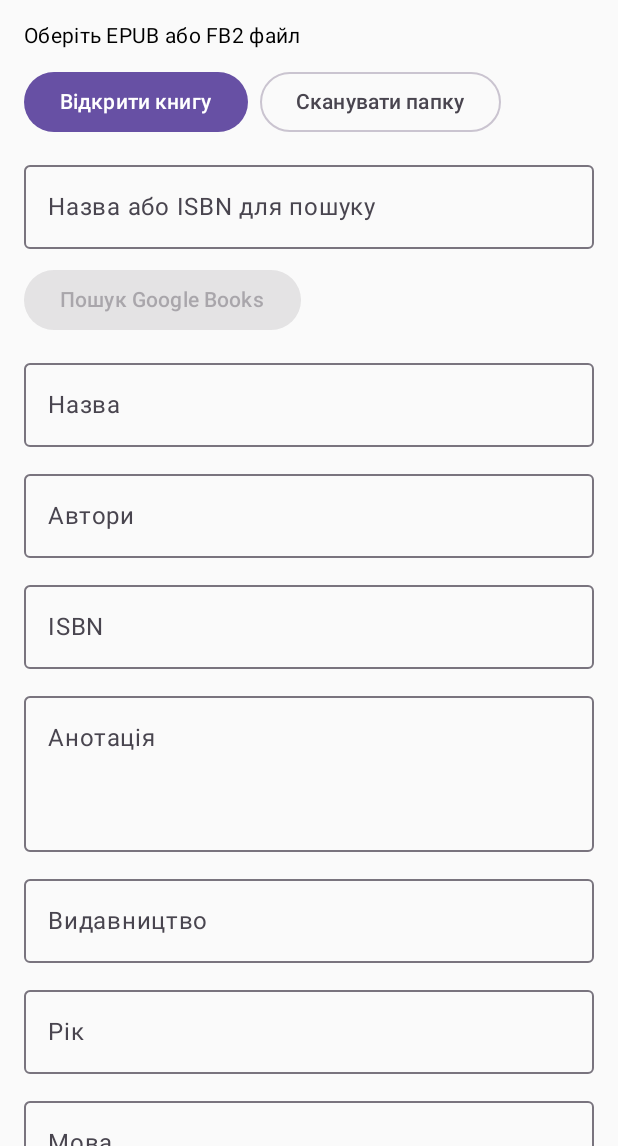
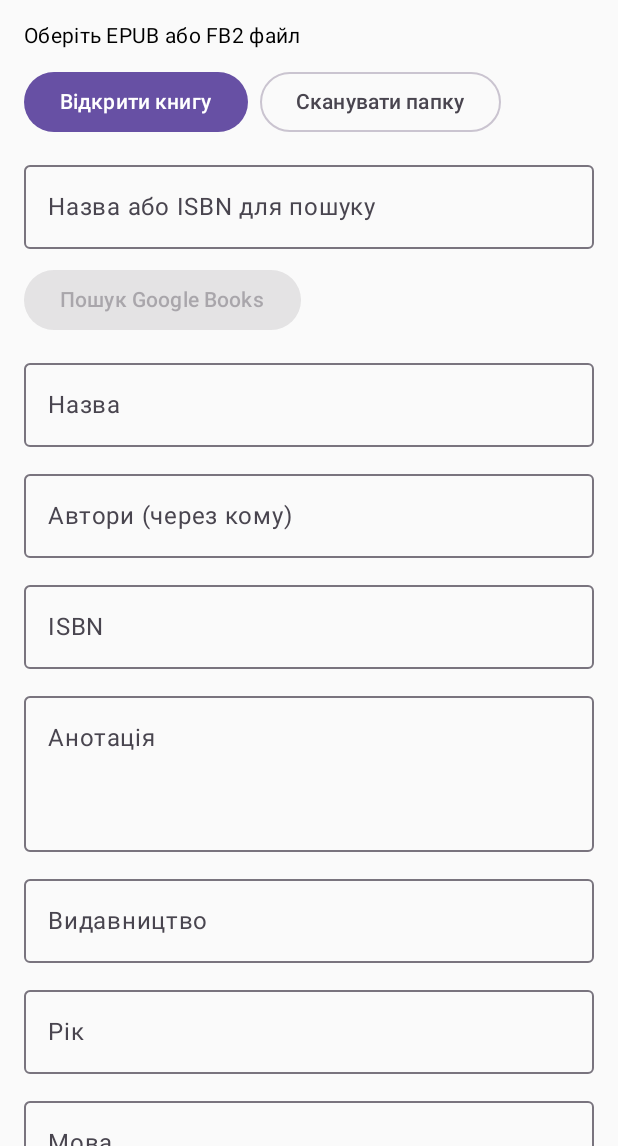
Before and after one commit to singltone/BookMeta, an Android app built with Jetpack Compose: the screen it shows after launch (MainActivity), on a phone screen of 412 x 824 dp, the part 90-1236 px from its top. Run offline under Robolectric (Android 15) with nearby library versions, the phone set to English and light mode, and no system bars.

Commit message:
Clarify author entry and cover removal state in editor

```diff
--- a/app/src/main/java/com/example/bookmeta/MainActivity.kt
+++ b/app/src/main/java/com/example/bookmeta/MainActivity.kt
@@ -254,7 +254,7 @@ private fun BookMetaScreen() {
         }
 
         updateField("Назва", meta.title) { meta = meta.copy(title = it) }
-        updateField("Автори", meta.author) { meta = meta.copy(author = it) }
+        updateField("Автори (через кому)", meta.author) { meta = meta.copy(author = it) }
         updateField("ISBN", meta.isbn) { meta = meta.copy(isbn = it) }
         updateField("Анотація", meta.description) { meta = meta.copy(description = it) }
         updateField("Видавництво", meta.publisher) { meta = meta.copy(publisher = it) }
@@ -269,7 +269,7 @@ private fun BookMetaScreen() {
             modifier = Modifier.fillMaxWidth(),
             enabled = !busy
         ) { Text(if (meta.coverUri.isBlank() && meta.coverData == null) "Обрати обкладинку" else "Замінити обкладинку") }
-        if (meta.coverUri.isNotBlank() || meta.coverData != null) {
+        if (!meta.removeCover && (meta.coverUri.isNotBlank() || meta.coverData != null)) {
             TextButton(
                 onClick = {
                     meta = meta.copy(coverUri = "", coverData = null, coverUrl = "", removeCover = true)
@@ -316,6 +316,8 @@ private fun BookMetaScreen() {
                 modifier = Modifier.heightIn(max = 220.dp).fillMaxWidth(),
                 contentScale = ContentScale.Fit
             )
+        } else if (meta.removeCover) {
+            Text("Обкладинку буде видалено після збереження.")
         } else if (meta.coverUri.isBlank() && meta.coverData == null) {
             Text("У файлі не знайдено вбудовану обкладинку.")
         }
```
